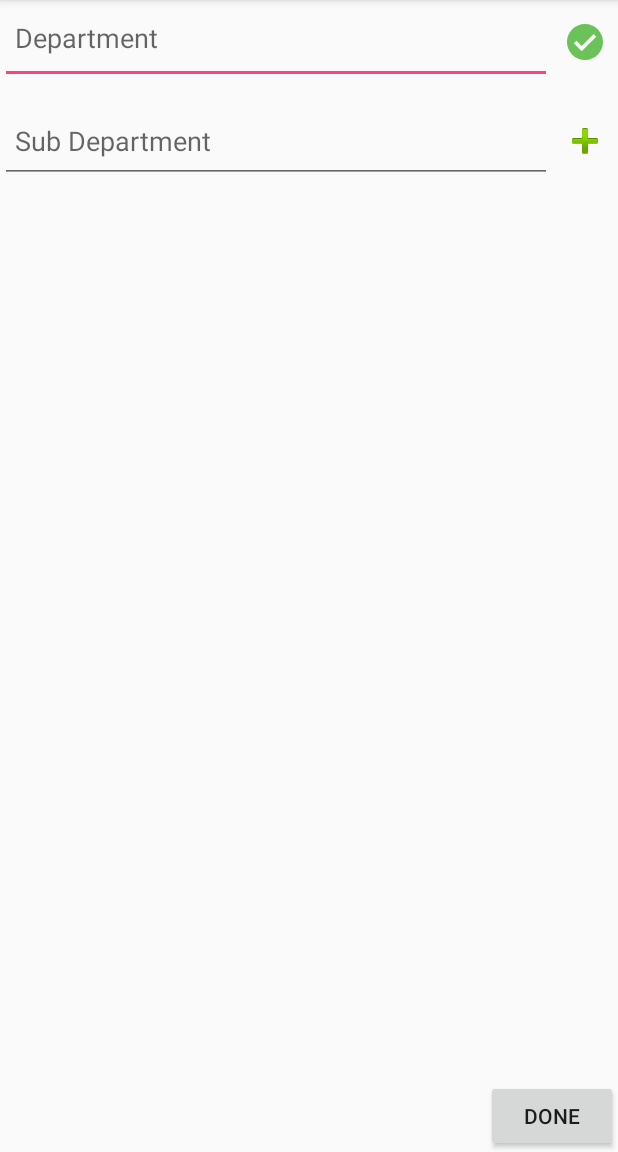
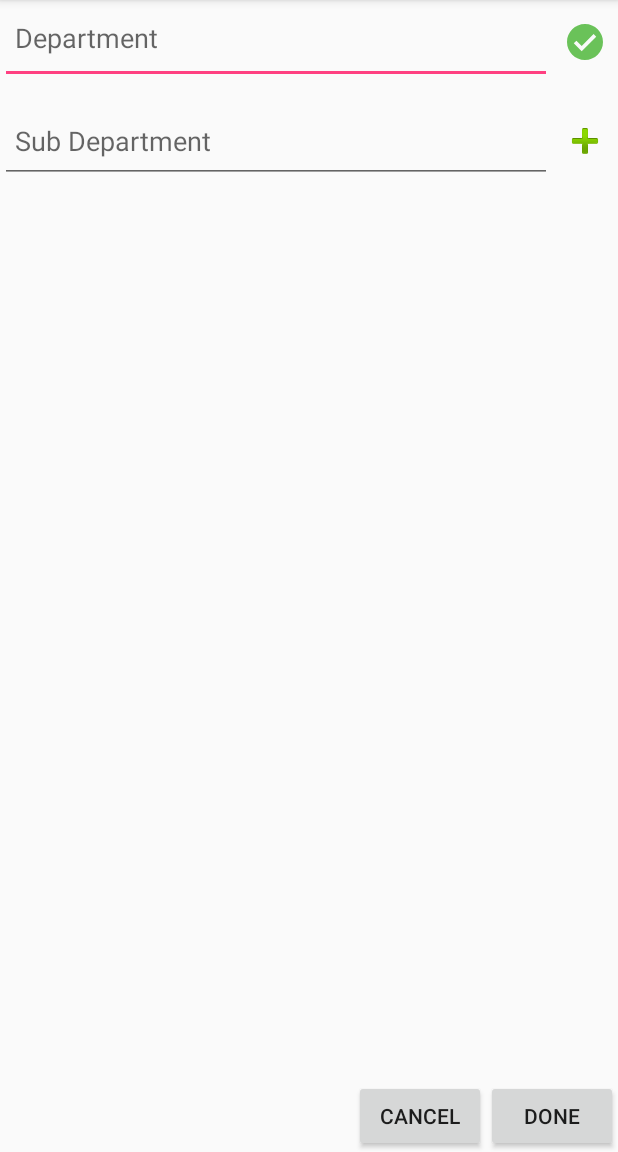
Before and after one commit to dhivyanand/OrgChat-Admin, an Android app: the AddDepartment screen opened directly, with no data from a screen before it, on a phone screen of 412 x 824 dp, the part 84-1236 px from its top. Run offline under Robolectric (Android 15) with nearby library versions, the phone set to English and light mode, and no system bars.

Commit message:
Initialised the layout attributes of "AddDepartment" activity and added listeners.

```diff
--- a/app/src/main/java/com/example/system/orgchatadmin/AddDepartment.java
+++ b/app/src/main/java/com/example/system/orgchatadmin/AddDepartment.java
@@ -1,7 +1,9 @@
 package com.example.system.orgchatadmin;
 
+import android.media.Image;
 import android.support.v7.app.AppCompatActivity;
 import android.os.Bundle;
+import android.view.View;
 import android.widget.Button;
 import android.widget.EditText;
 import android.widget.ImageButton;
@@ -9,7 +11,7 @@ import android.widget.ListView;
 
 public class AddDepartment extends AppCompatActivity {
 
-    Button done;
+    Button cancel , done;
     EditText dept , sub_dept;
     ImageButton verify , add;
     ListView list;
@@ -18,5 +20,42 @@ public class AddDepartment extends AppCompatActivity {
     protected void onCreate(Bundle savedInstanceState) {
         super.onCreate(savedInstanceState);
         setContentView(R.layout.activity_add_department);
+
+        cancel = (Button)findViewById(R.id.cancel);
+        done = (Button)findViewById(R.id.done);
+        dept = (EditText)findViewById(R.id.dept);
+        sub_dept = (EditText)findViewById(R.id.sub_dept);
+        verify = (ImageButton)findViewById(R.id.verify);
+        add = (ImageButton)findViewById(R.id.add_sub_dept);
+        list = (ListView)findViewById(R.id.list);
+
+        cancel.setOnClickListener(new View.OnClickListener() {
+            @Override
+            public void onClick(View view) {
+
+            }
+        });
+
+        done.setOnClickListener(new View.OnClickListener() {
+            @Override
+            public void onClick(View view) {
+
+            }
+        });
+
+        verify.setOnClickListener(new View.OnClickListener() {
+            @Override
+            public void onClick(View view) {
+
+            }
+        });
+
+        add.setOnClickListener(new View.OnClickListener() {
+            @Override
+            public void onClick(View view) {
+
+            }
+        });
+
     }
 }
--- a/app/src/main/res/layout/activity_add_department.xml
+++ b/app/src/main/res/layout/activity_add_department.xml
@@ -11,8 +11,8 @@
         android:layout_width="match_parent"
         android:layout_height="?android:attr/actionBarSize"
         android:layout_alignParentTop="true"
-        android:layout_toLeftOf="@+id/imageButton"
-        android:layout_toStartOf="@+id/imageButton"
+        android:layout_toLeftOf="@+id/verify"
+        android:layout_toStartOf="@+id/verify"
         android:ems="10"
         android:hint="Department"
         android:inputType="textPersonName"
@@ -20,7 +20,7 @@
         android:paddingTop="5dp" />
 
     <ImageButton
-        android:id="@+id/imageButton"
+        android:id="@+id/verify"
         android:layout_width="wrap_content"
         android:layout_height="wrap_content"
         android:layout_alignBottom="@+id/dept"
@@ -44,15 +44,15 @@
         android:layout_width="match_parent"
         android:layout_height="?android:attr/actionBarSize"
         android:layout_below="@+id/space3"
-        android:layout_toLeftOf="@+id/imageButton2"
-        android:layout_toStartOf="@+id/imageButton2"
+        android:layout_toLeftOf="@+id/add_sub_dept"
+        android:layout_toStartOf="@+id/add_sub_dept"
         android:ems="10"
         android:hint="Sub Department"
         android:inputType="textPersonName"
         android:paddingLeft="10dp" />
 
     <ImageButton
-        android:id="@+id/imageButton2"
+        android:id="@+id/add_sub_dept"
         android:layout_width="wrap_content"
         android:layout_height="wrap_content"
         android:layout_alignBottom="@+id/sub_dept"
@@ -72,6 +72,7 @@
         android:id="@+id/space4" />
 
     <ListView
+        android:id="@+id/list"
         android:layout_width="match_parent"
         android:layout_height="match_parent"
         android:layout_above="@+id/done"
@@ -87,4 +88,13 @@
         android:layout_alignParentRight="true"
         android:text="Done" />
 
+    <Button
+        android:id="@+id/cancel"
+        android:layout_width="wrap_content"
+        android:layout_height="wrap_content"
+        android:layout_below="@+id/list"
+        android:layout_toLeftOf="@+id/done"
+        android:layout_toStartOf="@+id/done"
+        android:text="Cancel" />
+
 </RelativeLayout>
```
